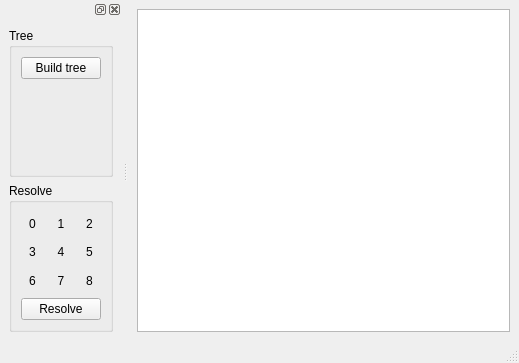
Above: view/mainwindow.ui from prShadoko/The-Monkey-God before the change. Below: the same form after it.
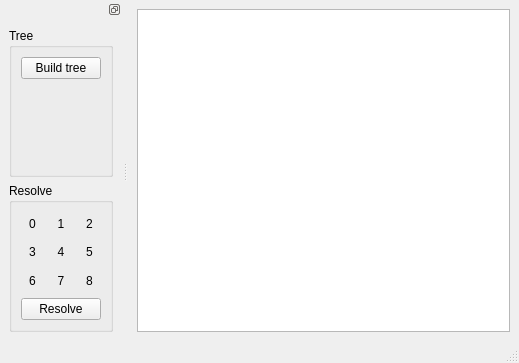
That is the form after the change.

Patch:
```diff
--- a/view/mainwindow.ui
+++ b/view/mainwindow.ui
@@ -32,6 +32,9 @@
   </widget>
   <widget class="QStatusBar" name="statusbar"/>
   <widget class="QDockWidget" name="dockWidget">
+   <property name="features">
+    <set>QDockWidget::DockWidgetFloatable|QDockWidget::DockWidgetMovable</set>
+   </property>
    <attribute name="dockWidgetArea">
     <number>1</number>
    </attribute>
```
